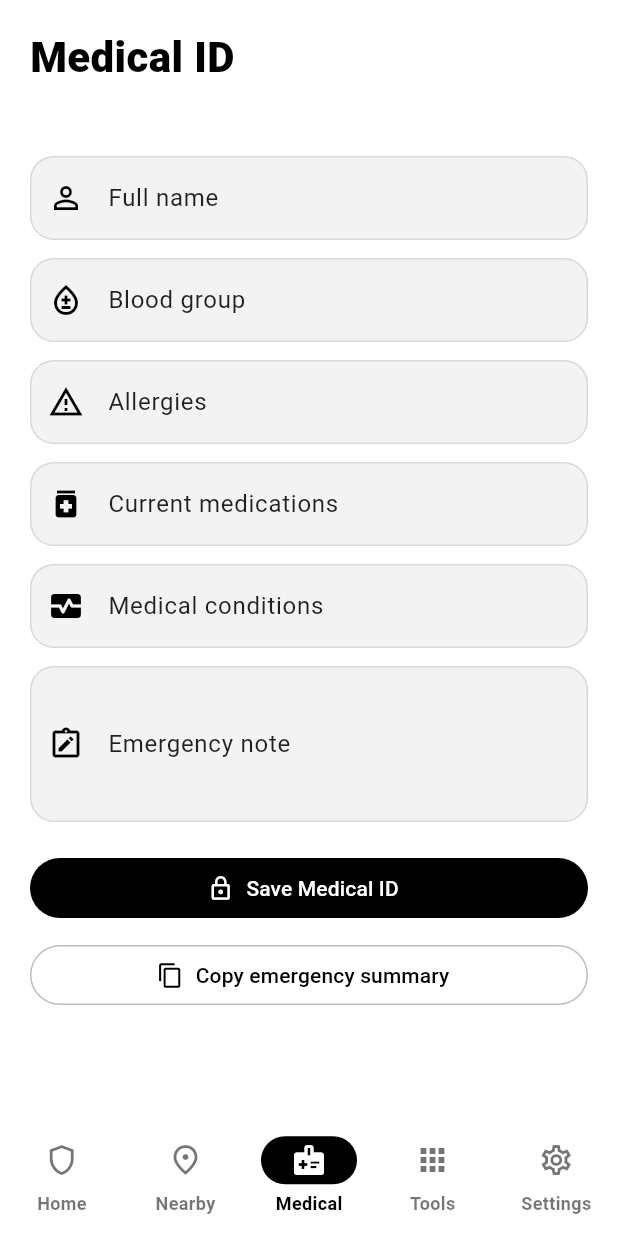
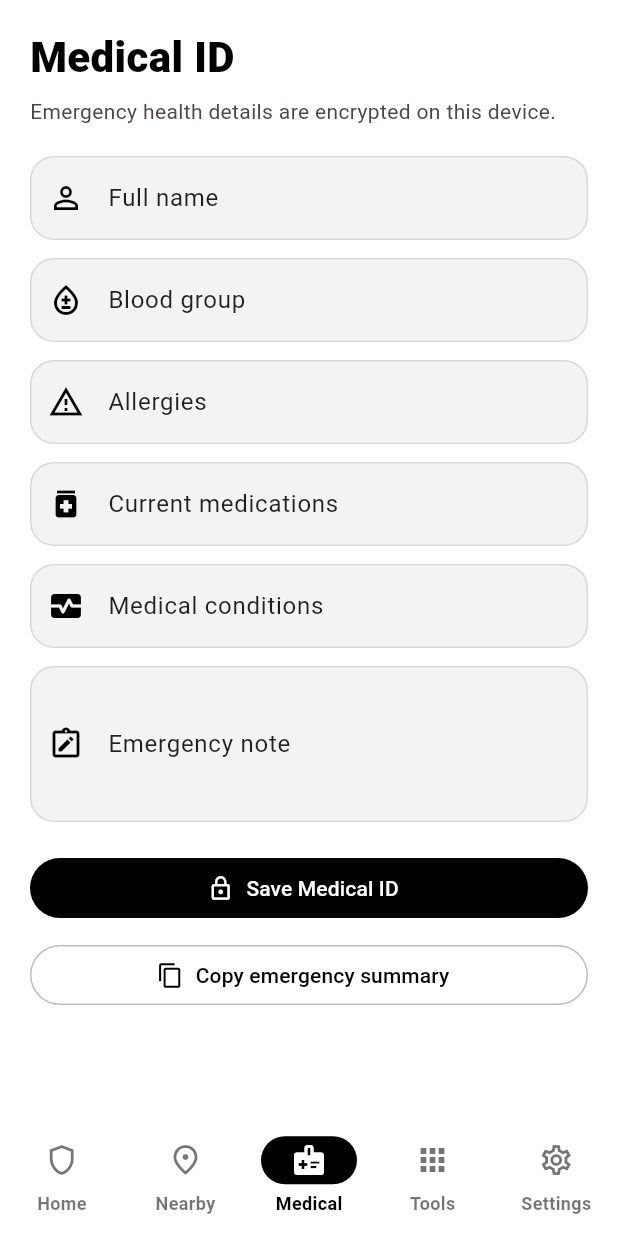
Before and after one commit to VISHNUVS-1315/GuardianX, a Flutter app: the screen it shows after launch, item 3 of the bottom bar chosen, on a phone screen of 412 x 824 dp. Run offline on Flutter 3.47's test engine with Material 3 defaults, Android fonts, the phone set to English and light mode, and no system bars; our stand-ins replace cloud_firestore, file_picker, firebase_auth, firebase_core, firebase_storage, flutter_secure_storage and 3 more; accounts and stored records are empty.

Commit message:
Make Medical ID theme-aware

```diff
--- a/lib/screens/medical_id_screen.dart
+++ b/lib/screens/medical_id_screen.dart
@@ -5,7 +5,7 @@ import '../models/medical_profile.dart';
 import '../services/local_store.dart';
 
 class MedicalIdScreen extends StatefulWidget {
-  const MedicalIdScreen({super.key});
+  MedicalIdScreen({super.key});
 
   @override
   State<MedicalIdScreen> createState() => _MedicalIdScreenState();
@@ -94,18 +94,18 @@ class _MedicalIdScreenState extends State<MedicalIdScreen>
       child: Form(
         key: _formKey,
         child: ListView(
-          padding: const EdgeInsets.fromLTRB(20, 18, 20, 110),
+          padding: EdgeInsets.fromLTRB(20, 18, 20, 110),
           children: [
-            const Text(
+            Text(
               'Medical ID',
               style: TextStyle(fontSize: 28, fontWeight: FontWeight.w900),
             ),
-            const SizedBox(height: 6),
-            const Text(
+            SizedBox(height: 6),
+            Text(
               'Emergency health details are encrypted on this device.',
-              style: TextStyle(color: Colors.white60),
+              style: TextStyle(color: Theme.of(context).colorScheme.onSurfaceVariant),
             ),
-            const SizedBox(height: 20),
+            SizedBox(height: 20),
             _field(_name, 'Full name', Icons.person_outline),
             _field(
               _blood,
@@ -122,26 +122,26 @@ class _MedicalIdScreenState extends State<MedicalIdScreen>
               Icons.note_alt_outlined,
               lines: 3,
             ),
-            const SizedBox(height: 8),
+            SizedBox(height: 8),
             FilledButton.icon(
               onPressed: _saving ? null : _save,
               icon: _saving
-                  ? const SizedBox(
+                  ? SizedBox(
                       width: 18,
                       height: 18,
                       child: CircularProgressIndicator(
                         strokeWidth: 2,
-                        color: Colors.black,
+                        color: Theme.of(context).colorScheme.onPrimary,
                       ),
                     )
-                  : const Icon(Icons.lock_outline),
-              label: const Text('Save Medical ID'),
+                  : Icon(Icons.lock_outline),
+              label: Text('Save Medical ID'),
             ),
-            const SizedBox(height: 10),
+            SizedBox(height: 10),
             OutlinedButton.icon(
               onPressed: _copy,
-              icon: const Icon(Icons.copy),
-              label: const Text('Copy emergency summary'),
+              icon: Icon(Icons.copy),
+              label: Text('Copy emergency summary'),
             ),
           ],
         ),
@@ -157,7 +157,7 @@ class _MedicalIdScreenState extends State<MedicalIdScreen>
     int lines = 1,
   }) {
     return Padding(
-      padding: const EdgeInsets.only(bottom: 12),
+      padding: EdgeInsets.only(bottom: 12),
       child: TextFormField(
         controller: controller,
         maxLines: lines,
```
